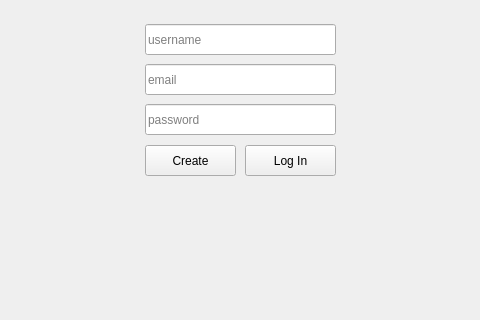
Old version of the form 376_Project/loginpage.ui in the repository daynadrant/Course-App; both pictures show x 205 to 685 and y 186 to 506 of the 900 by 600 pixel window.
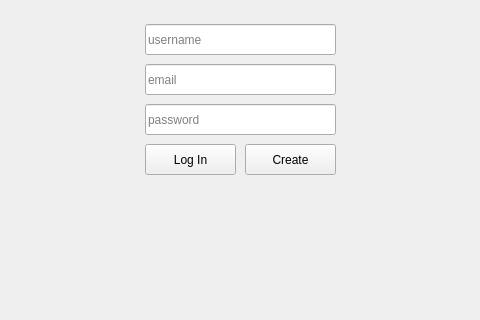
New version of the form.

The edit to the form file:
```diff
--- a/376_Project/loginpage.ui
+++ b/376_Project/loginpage.ui
@@ -16,8 +16,8 @@
   <widget class="QPushButton" name="loginButton">
    <property name="geometry">
     <rect>
-     <x>450</x>
-     <y>331</y>
+     <x>350</x>
+     <y>330</y>
      <width>91</width>
      <height>31</height>
     </rect>
@@ -51,8 +51,8 @@
   <widget class="QPushButton" name="createButton">
    <property name="geometry">
     <rect>
-     <x>350</x>
-     <y>331</y>
+     <x>450</x>
+     <y>330</y>
      <width>91</width>
      <height>31</height>
     </rect>
```
Left out of the diff: 2 changed lines with no effect on the pictures.
